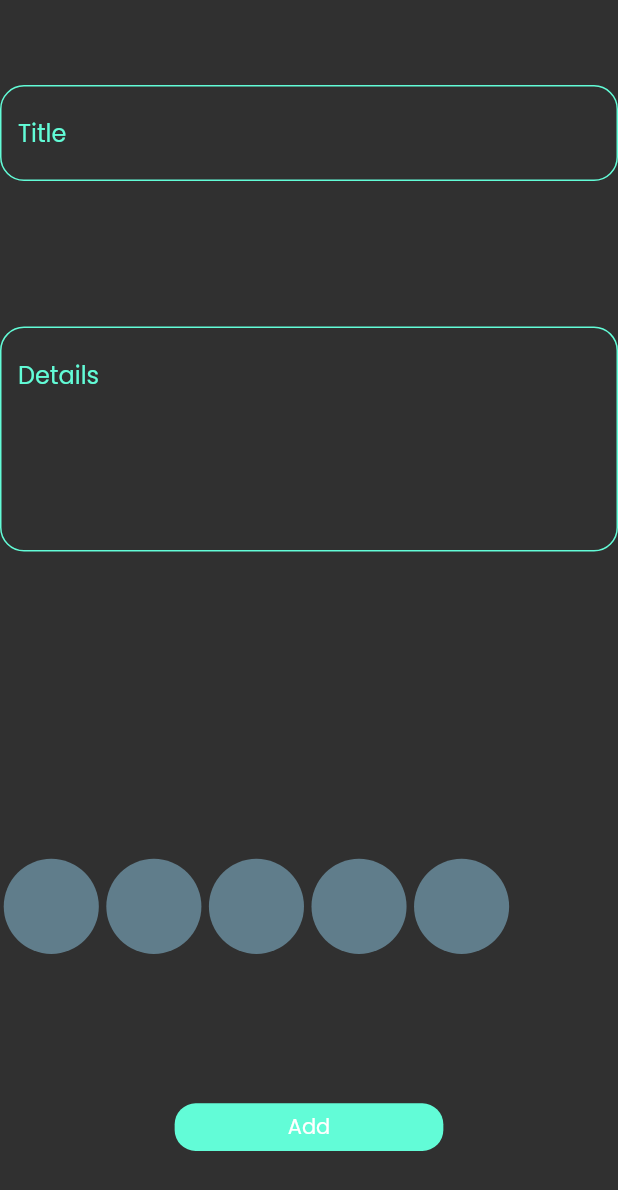
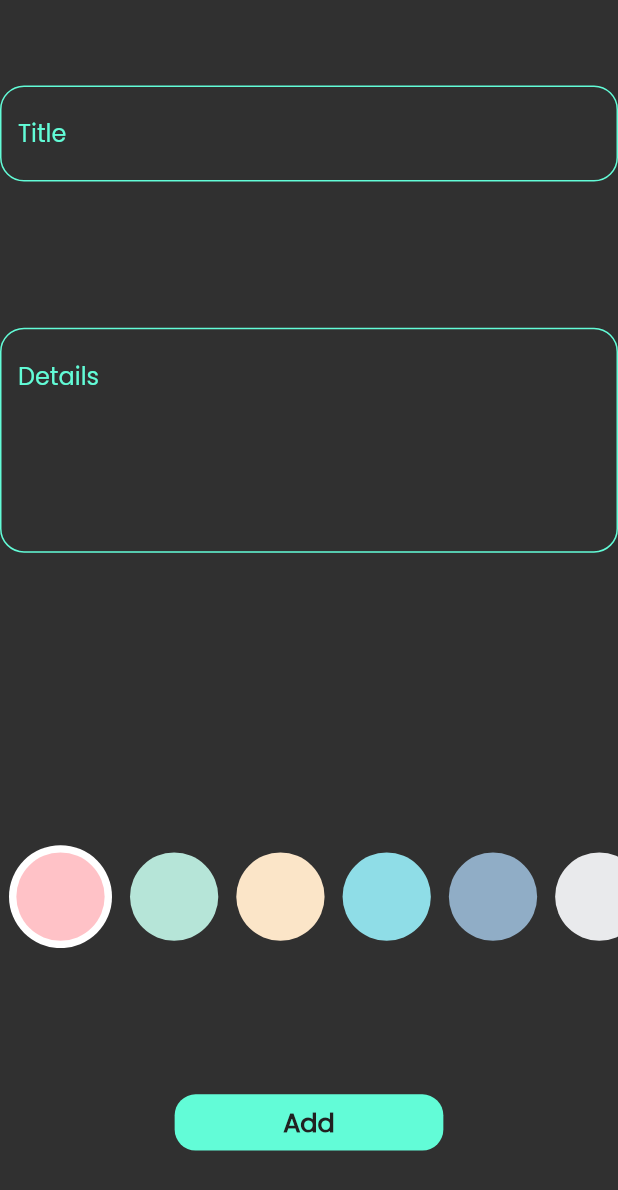
Before and after one commit to mostafaramadanhamed/noteApp, a Flutter app: the AddNoteForm widget shown alone on an empty page, opened directly, on a phone screen of 412 x 824 dp. Shown: the top 1190 px of the screen. Run offline on Flutter 3.47's test engine with Material 2 defaults, Android fonts, the phone set to English and light mode, and no system bars; our stand-ins replace flutter_bloc, font_awesome_flutter, hive, hive_flutter; accounts and stored records are empty.

Commit message:
complete color list view

```diff
--- a/lib/view/constant.dart
+++ b/lib/view/constant.dart
@@ -2,3 +2,17 @@ import 'package:flutter/material.dart';
 
 const kPrimaryColor=Color(0xff62FCD7);
 const kBoxName='notes_box';
+List<Color>colors=const[
+  Color(0xffFFC2C7),
+  Color(0xffB6E5D8),
+  Color(0xffFBE5C8),
+  Color(0xff8FDDE7),
+  Color(0xff90ADC6),
+  Color(0xffE9EAEC),
+  Color(0xffFAD02C),
+  Color(0xff333652),
+  Color(0xffF2E6D6),
+  Color(0xffFCC0C5),
+  Color(0xffA0E0E4),
+  Color(0xffF582A8),
+];
--- a/lib/view/widget/add_note_form.dart
+++ b/lib/view/widget/add_note_form.dart
@@ -38,10 +38,10 @@ class _AddNoteFormState extends State<AddNoteForm> {
             subTitle=val;
           },),
           SizedBox(
-            height: MediaQuery.of(context).size.height/20,
+            height: MediaQuery.of(context).size.height/25,
           ),
           //color
-          ColorListView(),
+          const ColorListView(),
           //button
           Padding(
             padding:  EdgeInsets.symmetric(horizontal: MediaQuery.of(context).size.width/50,vertical: MediaQuery.of(context).size.height/50),
--- a/lib/view/widget/button.dart
+++ b/lib/view/widget/button.dart
@@ -10,7 +10,7 @@ final bool isLoading;
   Widget build(BuildContext context) {
     return  Container(
       width: MediaQuery.of(context).size.width/2.3,
-      height:MediaQuery.of(context).size.width/13,
+      height:MediaQuery.of(context).size.width/11,
       decoration: BoxDecoration(
         borderRadius: BorderRadius.circular(14),
         color:kPrimaryColor,
@@ -19,6 +19,10 @@ final bool isLoading;
           //borderRadius: BorderRadius.circular(14),
           onTap:onTap,
           child:  isLoading ?const CircularProgressIndicator(color: Colors.black,):
-          const Center(child: Text('Add'))),);
+           Center(child:  Text('Add',style: TextStyle(
+            color: Colors.grey.shade900,
+            fontWeight: FontWeight.w600,
+            fontSize: 17
+          ),),)),);
   }
 }
--- a/lib/view/widget/color_list_view.dart
+++ b/lib/view/widget/color_list_view.dart
@@ -1,18 +1,36 @@
 import 'package:flutter/material.dart';
 
+import '../constant.dart';
+
 class ColorItem extends StatelessWidget {
-  const ColorItem({Key? key}) : super(key: key);
-
+  const ColorItem({Key? key, required this.isSelected, required this.color}) : super(key: key);
+final bool isSelected;
+final Color color;
   @override
   Widget build(BuildContext context) {
-    return CircleAvatar(
-      backgroundColor: Colors.blueGrey,
-      radius: MediaQuery.of(context).size.width/13,
+    return isSelected?CircleAvatar(
+      radius: MediaQuery.of(context).size.width/12,
+      backgroundColor: Colors.white,
+      child: CircleAvatar(
+        backgroundColor: color,
+        radius: MediaQuery.of(context).size.width/14,
+      ),
+    ) :CircleAvatar(
+      backgroundColor: color,
+      radius: MediaQuery.of(context).size.width/14,
     );
   }
 }
-class ColorListView extends StatelessWidget {
+class ColorListView extends StatefulWidget {
   const ColorListView({Key? key}) : super(key: key);
+
+  @override
+  State<ColorListView> createState() => _ColorListViewState();
+}
+
+class _ColorListViewState extends State<ColorListView> {
+  int currentIndex=0;
+
 
   @override
   Widget build(BuildContext context) {
@@ -20,11 +38,21 @@ class ColorListView extends StatelessWidget {
       height: MediaQuery.of(context).size.width/6,
       child: ListView.builder(
         itemBuilder: (context,index)=>Padding(
-          padding: const EdgeInsets.all(2.5),
-          child: ColorItem(),
+          padding: const EdgeInsets.symmetric(horizontal: 6),
+          child: GestureDetector(
+            onTap: (){
+              currentIndex=index;
+              setState((){});
+            },
+            child: ColorItem(
+              isSelected: currentIndex==index,
+              color: colors[index],
+            ),
+          ),
         ),
-        itemCount: 5,
+        itemCount: colors.length,
         scrollDirection: Axis.horizontal,
+        physics: const BouncingScrollPhysics(),
       ),
     );
   }
```
